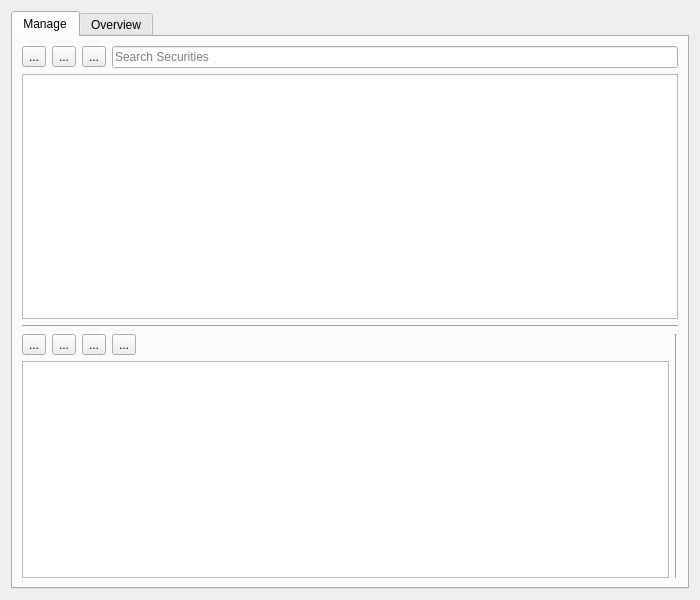
Before: the Qt Designer form src/views/ui_files/forms/security_form.ui in JakubFranek/Kapytal, drawn with Qt 5.
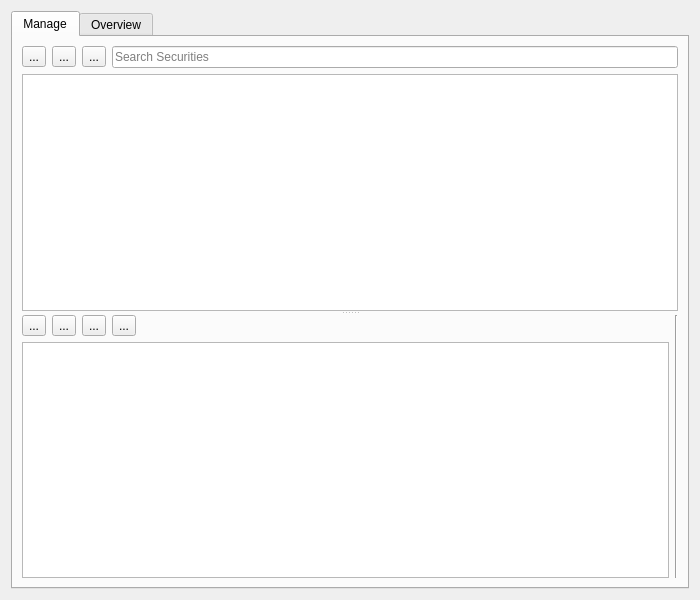
After: the same form once the commit is applied.

The edit to the form file:
```diff
--- a/src/views/ui_files/forms/security_form.ui
+++ b/src/views/ui_files/forms/security_form.ui
@@ -31,7 +31,17 @@
       </attribute>
       <layout class="QVBoxLayout" name="verticalLayout_3">
        <item>
-        <layout class="QHBoxLayout" name="manageControlsHorizontalLayout">
+        <widget class="QSplitter" name="splitter">
+         <property name="orientation">
+          <enum>Qt::Vertical</enum>
+         </property>
+         <property name="childrenCollapsible">
+          <bool>true</bool>
+         </property>
+         <widget class="QWidget" name="verticalLayoutWidget">
+          <layout class="QVBoxLayout" name="securityTableVerticalLayout">
+           <item>
+            <layout class="QHBoxLayout" name="securityControlsHorizontalLayout">
          <item>
           <widget class="QToolButton" name="addToolButton">
            <property name="text">
@@ -90,14 +100,9 @@
          </attribute>
         </widget>
        </item>
-       <item>
-        <widget class="Line" name="horizontalLine">
-         <property name="orientation">
-          <enum>Qt::Horizontal</enum>
-         </property>
-        </widget>
-       </item>
-       <item>
+          </layout>
+         </widget>
+         <widget class="QWidget" name="">
         <layout class="QHBoxLayout" name="securityPriceHorizontalLayout" stretch="0,0">
          <item>
           <layout class="QVBoxLayout" name="securityPriceVerticalLayout">
@@ -178,6 +183,8 @@
           </widget>
          </item>
         </layout>
+         </widget>
+        </widget>
        </item>
       </layout>
      </widget>
```
Left out of the diff: 2 changed lines with no effect on the pictures. Lines whose indentation alone changed are shown as unchanged.
